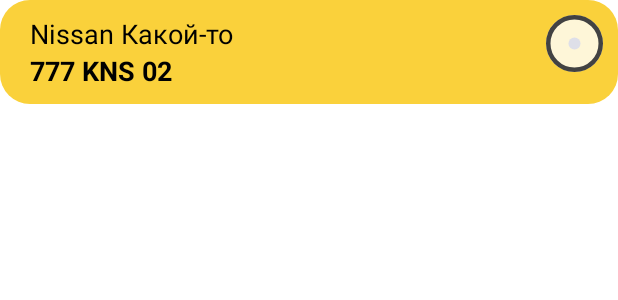
After one commit to Mike-cloud-17/AParking, an Android app: the layout holder_car.xml on its own in the app's theme, with its tools: preview values and no code run, on a phone screen of 412 x 824 dp. The commit adds this screen. Shown: the top 300 px of the screen. Run offline under Robolectric (Android 15) with nearby library versions, the phone set to English and light mode, and no system bars.

Commit message:
Car holder layout added

```diff
--- /dev/null
+++ b/app/src/main/res/layout/activity_cars.xml
@@ -0,0 +1,40 @@
+<?xml version="1.0" encoding="utf-8"?>
+<androidx.constraintlayout.widget.ConstraintLayout xmlns:android="http://schemas.android.com/apk/res/android"
+    xmlns:app="http://schemas.android.com/apk/res-auto"
+    android:layout_width="match_parent"
+    android:layout_height="match_parent"
+    android:background="@color/beige">
+
+    <androidx.constraintlayout.widget.ConstraintLayout
+        android:id="@+id/constraintLayout2"
+        android:layout_width="match_parent"
+        android:layout_height="100dp"
+        android:background="@color/yellow"
+        android:paddingTop="20dp"
+        app:layout_constraintTop_toTopOf="parent">
+
+        <ImageView
+            android:id="@+id/imageButton"
+            android:layout_width="30dp"
+            android:layout_height="30dp"
+            android:layout_margin="20dp"
+            android:background="@color/transparent"
+            android:src="@drawable/ic_back_24"
+            app:layout_constraintBottom_toBottomOf="parent"
+            app:layout_constraintStart_toStartOf="parent"
+            app:layout_constraintTop_toTopOf="parent" />
+
+        <TextView
+            android:layout_width="wrap_content"
+            android:layout_height="wrap_content"
+            android:text="@string/my_cars"
+            android:textColor="@color/black"
+            android:textSize="20sp"
+            app:layout_constraintBottom_toBottomOf="parent"
+            app:layout_constraintEnd_toEndOf="parent"
+            app:layout_constraintStart_toStartOf="parent"
+            app:layout_constraintTop_toTopOf="parent" />
+    </androidx.constraintlayout.widget.ConstraintLayout>
+
+
+</androidx.constraintlayout.widget.ConstraintLayout>
--- /dev/null
+++ b/app/src/main/res/layout/holder_car.xml
@@ -0,0 +1,131 @@
+<?xml version="1.0" encoding="utf-8"?>
+<androidx.constraintlayout.widget.ConstraintLayout xmlns:android="http://schemas.android.com/apk/res/android"
+    xmlns:app="http://schemas.android.com/apk/res-auto"
+    android:layout_width="match_parent"
+    android:layout_height="wrap_content"
+    android:animateLayoutChanges="true">
+
+    <androidx.constraintlayout.widget.ConstraintLayout
+        android:id="@+id/constraintLayout3"
+        android:layout_width="match_parent"
+        android:layout_height="wrap_content"
+        android:background="@drawable/holder_rounded_orange"
+        app:layout_constraintBottom_toBottomOf="parent">
+
+        <TextView
+            android:id="@+id/textView"
+            android:layout_width="wrap_content"
+            android:layout_height="wrap_content"
+            android:text="Nissan Какой-то"
+            android:textColor="@color/black"
+            android:textSize="18sp"
+            android:layout_marginStart="20dp"
+            android:layout_marginTop="10dp"
+            app:layout_constraintStart_toStartOf="parent"
+            app:layout_constraintTop_toTopOf="parent" />
+
+        <TextView
+            android:layout_width="wrap_content"
+            android:layout_height="wrap_content"
+            android:text="777 KNS 02"
+            android:textColor="@color/black"
+            android:textSize="18sp"
+            android:textStyle="bold"
+            android:layout_marginStart="20dp"
+            android:layout_marginBottom="10dp"
+            app:layout_constraintBottom_toBottomOf="parent"
+            app:layout_constraintStart_toStartOf="parent"
+            app:layout_constraintTop_toBottomOf="@+id/textView" />
+
+        <ImageButton
+            android:id="@+id/selectSpot"
+            android:layout_width="wrap_content"
+            android:layout_height="wrap_content"
+            android:layout_gravity="center"
+            android:background="@drawable/circle_background"
+            android:layout_margin="10dp"
+            app:layout_constraintEnd_toEndOf="parent"
+            app:layout_constraintTop_toTopOf="parent"
+            app:srcCompat="@drawable/ic_unchoosed_item" />
+
+        <TextView
+            android:layout_width="100dp"
+            android:layout_height="wrap_content"
+            android:text="@string/being_used"
+            android:textColor="@color/black"
+            android:textSize="12sp"
+            android:textAlignment="viewEnd"
+            android:layout_marginEnd="10dp"
+            android:visibility="gone"
+            app:layout_constraintEnd_toEndOf="parent"
+            app:layout_constraintTop_toBottomOf="@+id/selectSpot" />
+
+    </androidx.constraintlayout.widget.ConstraintLayout>
+
+    <ImageView
+        android:id="@+id/imageView"
+        android:layout_width="194dp"
+        android:layout_height="172dp"
+        android:layout_marginStart="20dp"
+        android:src="@drawable/car"
+        android:visibility="gone"
+        app:layout_constraintBottom_toBottomOf="parent"
+        app:layout_constraintStart_toStartOf="parent"
+        app:layout_constraintTop_toTopOf="parent" />
+
+    <LinearLayout
+        android:layout_width="200dp"
+        android:layout_height="wrap_content"
+        android:background="@drawable/holder_rounded_white"
+        android:orientation="vertical"
+        android:paddingHorizontal="15dp"
+        app:layout_constraintVertical_bias="0.4"
+        android:visibility="gone"
+        app:layout_constraintBottom_toBottomOf="parent"
+        app:layout_constraintEnd_toEndOf="@+id/imageView"
+        app:layout_constraintStart_toStartOf="@+id/imageView"
+        app:layout_constraintTop_toTopOf="@+id/imageView">
+
+        <TextView
+            android:layout_width="wrap_content"
+            android:layout_height="wrap_content"
+            android:textSize="12sp"
+            android:text="@string/car_brand" />
+
+        <TextView
+            android:layout_width="wrap_content"
+            android:layout_height="wrap_content"
+            android:text="Nissan Какой-то"
+            android:textColor="@color/black"
+            android:textSize="18sp" />
+    </LinearLayout>
+
+    <LinearLayout
+        android:layout_width="150dp"
+        android:layout_height="wrap_content"
+        android:background="@drawable/holder_rounded_white"
+        android:orientation="vertical"
+        android:paddingHorizontal="15dp"
+        app:layout_constraintVertical_bias="0.8"
+        android:visibility="gone"
+        app:layout_constraintBottom_toBottomOf="parent"
+        app:layout_constraintEnd_toEndOf="@+id/imageView"
+        app:layout_constraintStart_toStartOf="@+id/imageView"
+        app:layout_constraintTop_toTopOf="@+id/imageView">
+
+        <TextView
+            android:layout_width="wrap_content"
+            android:layout_height="wrap_content"
+            android:textSize="12sp"
+            android:text="@string/car_number" />
+
+        <TextView
+            android:layout_width="wrap_content"
+            android:layout_height="wrap_content"
+            android:text="777 KNS 02"
+            android:textColor="@color/black"
+            android:textStyle="bold"
+            android:textSize="18sp" />
+    </LinearLayout>
+
+</androidx.constraintlayout.widget.ConstraintLayout>
--- a/app/src/main/res/values/strings.xml
+++ b/app/src/main/res/values/strings.xml
@@ -27,4 +27,8 @@
     <string name="unpaid_header">Неоплаченные сессии</string>
     <string name="clear_history">Очистить историю</string>
     <string name="distance">%1$d м</string>
+    <string name="car_brand">Марка автомобиля</string>
+    <string name="car_number">Гос номер</string>
+    <string name="being_used">Сейчас используется</string>
+    <string name="my_cars">Мои автомобили</string>
 </resources>
```
Also changed, not shown: app/src/main/res/drawable/car.png (added).
